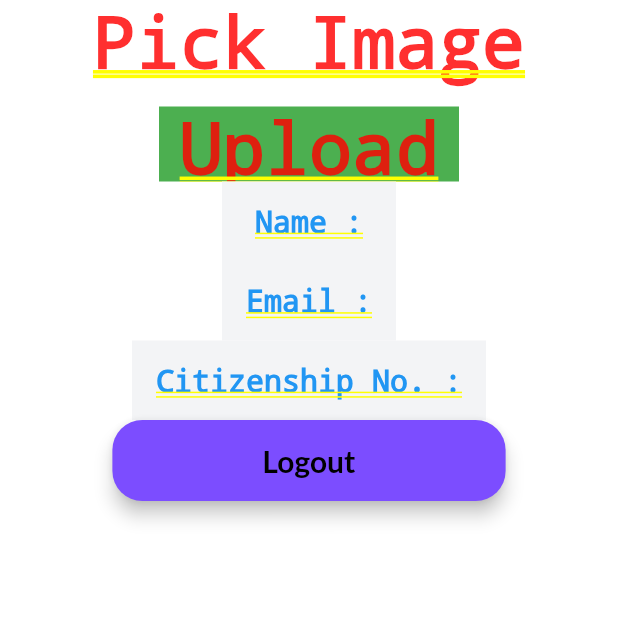
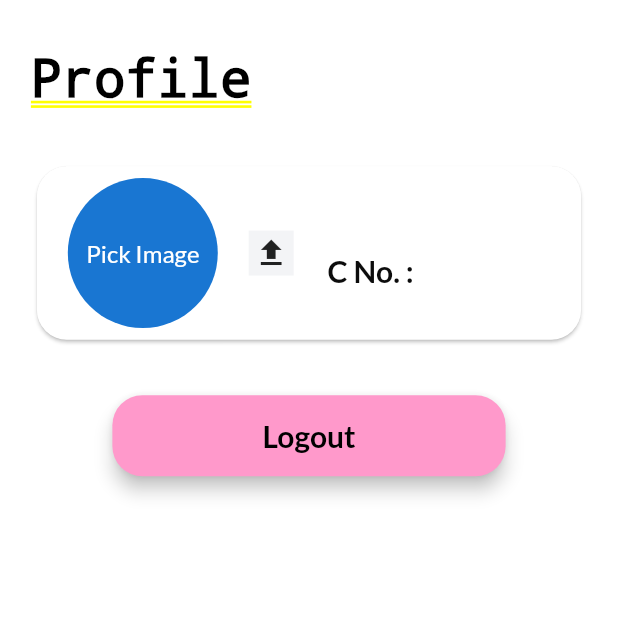
Before and after one commit to SqueezedLemon/Votiface, a Flutter app: the AccountScreen screen opened by its route, on a phone screen of 412 x 824 dp, the top half of it. Run offline on Flutter 3.47's test engine with Material 2 defaults, Android fonts, the light colour scheme and no system bars; our stand-ins replace cloud_firestore, firebase_auth, firebase_core, firebase_storage, fluttertoast, image_picker and 2 more; missing offline and left inert: web3dart; accounts and stored records are empty; network calls fail.

Commit message:
Profile UI minimal

```diff
--- a/lib/screens/account/account_screen.dart
+++ b/lib/screens/account/account_screen.dart
@@ -15,6 +15,8 @@ import 'package:modal_progress_hud_nsn/modal_progress_hud_nsn.dart';
 import 'package:image_picker/image_picker.dart';
 
 import 'package:http/http.dart';
+
+const IconData upload = IconData(0xe695, fontFamily: 'MaterialIcons');
 
 final FirebaseAuth auth = FirebaseAuth.instance;
 File? image;
@@ -122,8 +124,8 @@ class _AccountScreenState extends State<AccountScreen> {
     //     "https://vote-face-recog.herokuapp.com/account-api/user/set_profile_image/");
 
     var uri = Uri.parse(
-        "http://192.168.1.85:8000/account-api/user/set_profile_image/");
-    var request = new http.MultipartRequest('POST', uri);
+        "http://192.168.254.13:8000/account-api/user/set_profile_image/");
+    var request = http.MultipartRequest('POST', uri);
     request.fields['idToken'] = _userToken;
 
     request.files.add(
@@ -216,7 +218,8 @@ class _AccountScreenState extends State<AccountScreen> {
     final logoutButton = Material(
       elevation: 5,
       borderRadius: BorderRadius.circular(20),
-      color: Colors.deepPurpleAccent,
+      color: kColor3,
+      child: Container(
         child: MaterialButton(
           padding: const EdgeInsets.fromLTRB(100, 15, 100, 15),
           onPressed: () => FirebaseAuth.instance.signOut(),
@@ -227,103 +230,173 @@ class _AccountScreenState extends State<AccountScreen> {
                 fontSize: 20, color: Colors.black, fontWeight: FontWeight.bold),
           ),
         ),
+      ),
     );
-    final name = Container(
-      padding: const EdgeInsets.fromLTRB(10, 15, 10, 15),
-      color: backColor,
-      child: Text(
-        "Name : ${loggedInUser.firstName} ${loggedInUser.secondName}",
+    final name = Text(
+      "${loggedInUser.firstName} ${loggedInUser.secondName}",
       textAlign: TextAlign.center,
       style: const TextStyle(
-            fontSize: 20, color: Colors.blue, fontWeight: FontWeight.bold),
-      ),
+          fontSize: 20, color: kTextColor, fontWeight: FontWeight.bold),
     );
-    final email = Container(
-      padding: const EdgeInsets.fromLTRB(10, 15, 10, 15),
-      color: backColor,
-      child: Text(
-        "Email : ${loggedInUser.email}",
+    final email = Text("Email : ${loggedInUser.email}",
         textAlign: TextAlign.center,
         style: const TextStyle(
-            fontSize: 20, color: Colors.blue, fontWeight: FontWeight.bold),
-      ),
-    );
-    final citizenshipNumber = Container(
-      padding: const EdgeInsets.fromLTRB(10, 15, 10, 15),
-      color: backColor,
-      child: Text(
-        "Citizenship No. : ${loggedInUser.citizenshipNumber}",
+            fontSize: 20, color: Colors.blue, fontWeight: FontWeight.bold));
+    final citizenshipNumber = Text(
+      "C No. : ${loggedInUser.citizenshipNumber}",
       textAlign: TextAlign.center,
       style: const TextStyle(
-            fontSize: 20, color: Colors.blue, fontWeight: FontWeight.bold),
-      ),
+          fontSize: 20, color: kTextColor, fontWeight: FontWeight.bold),
     );
 
-    final imagepick = Column(children: [
+    // ignore: prefer_const_constructors
+
+    final space = SizedBox(
+      height: MediaQuery.of(context).size.height * 0.04,
+    );
+    final ySpace = SizedBox(
+      width: MediaQuery.of(context).size.width * 0.05,
+    );
+
+    final profile = Row(
+      children: [
+        ySpace,
+        const Text(
+          "Profile",
+          style: TextStyle(
+              fontSize: 35, color: Colors.black, fontWeight: FontWeight.w900),
+        )
+      ],
+    );
+
+    // final imagepick = Column(children: [
+    //   GestureDetector(
+    //     onTap: () {
+    //       getImage();
+    //     },
+    //     child: Container(
+    //       child: image == null
+    //           ? const Center(
+    //               child: Text('Pick Image'),
+    //             )
+    //           : Center(
+    //               child: Image.file(
+    //                 File(image!.path).absolute,
+    //                 height: 100,
+    //                 width: 100,
+    //                 fit: BoxFit.cover,
+    //               ),
+    //             ),
+    //     ),
+    //   ),
+    //   const SizedBox(
+    //     height: 15,
+    //   ),
+    //   GestureDetector(
+    //     onTap: () {
+    //       uploadImage();
+    //     },
+    //     child: Container(
+    //       height: 50,
+    //       width: 200,
+    //       color: Colors.green,
+    //       child: const Center(child: Text('Upload')),
+    //     ),
+    //   )
+    // ]);
+
+    final imagepick = SizedBox(
+      child: Card(
+        shape: RoundedRectangleBorder(
+          borderRadius: BorderRadius.circular(20.0),
+        ),
+        child: Row(
+          children: [
+            ySpace,
             GestureDetector(
               onTap: () {
                 getImage();
               },
-        child: Container(
+              child: CircleAvatar(
+                radius: 50,
                 child: image == null
                     ? const Center(
                         child: Text('Pick Image'),
                       )
-              : Container(
-                  child: Center(
+                    : CircleAvatar(
+                        radius: 50,
                         child: Image.file(
                           File(image!.path).absolute,
-                      height: 100,
-                      width: 100,
-                      fit: BoxFit.cover,
+                          fit: BoxFit.fill,
                         ),
                       ),
               ),
             ),
-      ),
-      const SizedBox(
-        height: 15,
-      ),
+            ySpace,
             GestureDetector(
               onTap: () {
                 uploadImage();
               },
               child: Container(
-          height: 50,
-          width: 200,
-          color: Colors.green,
-          child: const Center(child: Text('Upload')),
-        ),
-      )
-    ]);
-
-    final imageshow = Column(children: [
-      GestureDetector(
-        onTap: () {
-          getImage();
-        },
-        child: Container(
-          height: 400,
-          width: 400,
-          decoration: const BoxDecoration(shape: BoxShape.circle),
-          child: Image.network(profileImageUrl),
+                height: 30,
+                width: 30,
+                color: backColor,
+                child: const Center(
+                  child: Icon(Icons.upload),
                 ),
               ),
-      const SizedBox(
-        height: 15,
             ),
-    ]);
+            ySpace,
+            Column(
+              children: [name, citizenshipNumber],
+              mainAxisAlignment: MainAxisAlignment.center,
+            )
+          ],
+        ),
+      ),
+      width: MediaQuery.of(context).size.width * 0.90,
+      height: MediaQuery.of(context).size.height * 0.15,
+    );
+
+    final imageshow = SizedBox(
+      child: Card(
+        shape: RoundedRectangleBorder(
+          borderRadius: BorderRadius.circular(20.0),
+        ),
+        child: Row(
+          children: [
+            ySpace,
+            CircleAvatar(
+              radius: 50,
+              backgroundImage: NetworkImage(profileImageUrl),
+            ),
+            ySpace,
+            Column(
+              children: [name, citizenshipNumber],
+              mainAxisAlignment: MainAxisAlignment.center,
+            )
+          ],
+        ),
+      ),
+      width: MediaQuery.of(context).size.width * 0.90,
+      height: MediaQuery.of(context).size.height * 0.15,
+    );
 
     if (isProfileImageLoading) {
-      return Container(child: const CircularProgressIndicator());
+      return const CircularProgressIndicator();
     }
 
-    return Column(
+    return Container(
+      width: double.infinity,
+      child: Column(
+        crossAxisAlignment: CrossAxisAlignment.center,
+        mainAxisAlignment: MainAxisAlignment.start,
         children: [
+          space,
+          profile,
+          space,
           isProfileImageEmpty ? imagepick : imageshow,
-        name,
-        email,
-        citizenshipNumber,
+          space,
           logoutButton,
           // imageshow
         ],
@@ -352,6 +425,7 @@ class _AccountScreenState extends State<AccountScreen> {
         //       style: TextStyle(fontSize: 20, fontWeight: FontWeight.bold),
         //     ),
         //   ],
+      ),
     );
   }
 }
```
Lines whose indentation alone changed are shown as unchanged.
